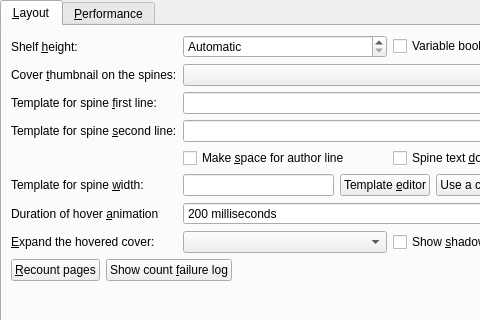
The window that src/calibre/gui2/preferences/look_feel_tabs/bookshelf_view.ui (kovidgoyal/calibre) describes before a commit, drawn with Qt 5; both pictures show x 0 to 480 and y 0 to 320 of the 607 by 493 pixel window.
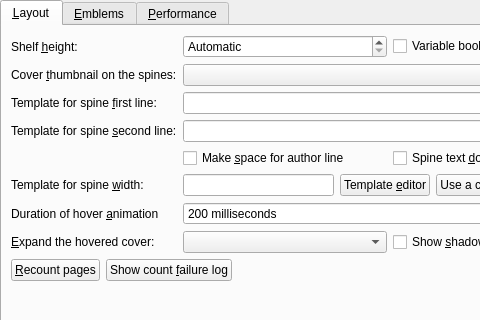
The same window after the commit. Custom widgets are drawn as their Qt base class.

Commit message: Bookshelf: support of custom emblem

```diff
--- a/src/calibre/gui2/preferences/look_feel_tabs/bookshelf_view.ui
+++ b/src/calibre/gui2/preferences/look_feel_tabs/bookshelf_view.ui
@@ -301,6 +301,11 @@
     </item>
    </layout>
   </widget>
+  <widget class="BookshelfEmblemRules" name="emblem_rules">
+   <attribute name="title">
+    <string>&amp;Emblems</string>
+   </attribute>
+  </widget>
   <widget class="CoverCacheConfig" name="config_cache">
    <attribute name="title">
     <string>&amp;Performance</string>
@@ -313,6 +318,11 @@
    <extends>QWidget</extends>
    <header>calibre/gui2/preferences/look_feel_tabs.h</header>
   </customwidget>
+  <customwidget>
+   <class>BookshelfEmblemRules</class>
+   <extends>ConfigWidgetBase</extends>
+   <header>calibre/gui2/preferences/look_feel_tabs.h</header>
+  </customwidget>
   <customwidget>
    <class>CoverCacheConfig</class>
    <extends>ConfigWidgetBase</extends>
```
The commit also changes 5 other files.
